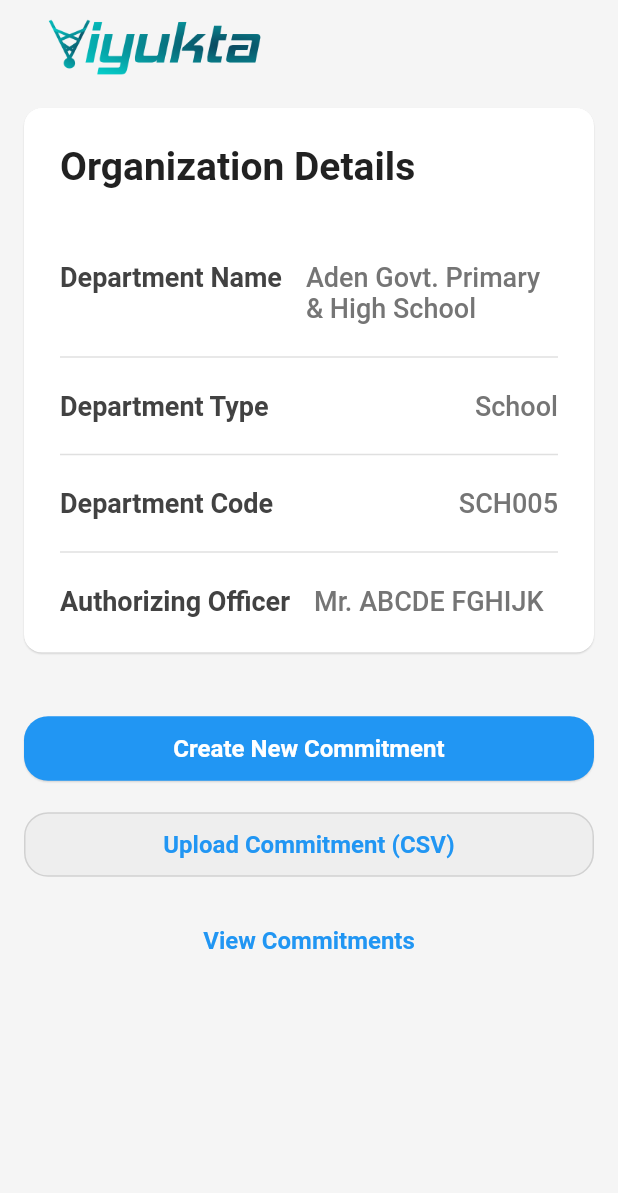
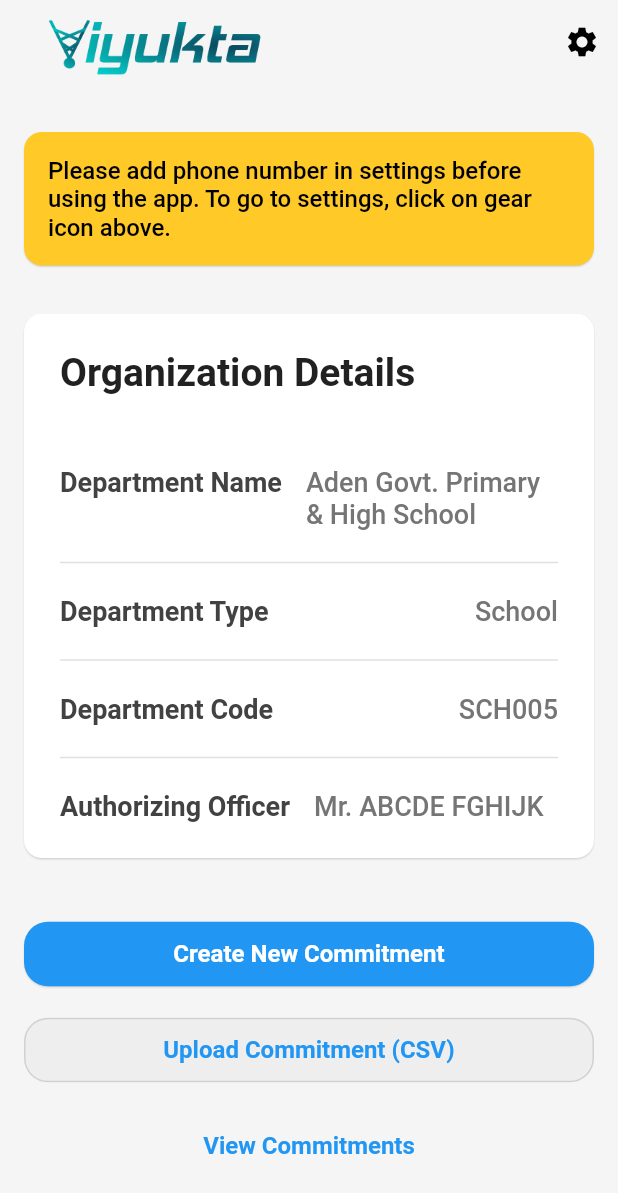
Before and after one commit to vigneshksaithal/viyukta, a Flutter app: the screen it shows after launch, on a phone screen of 412 x 824 dp. Shown: the top 1193 px of the screen. Run offline on Flutter 3.47's test engine with Material 2 defaults, Android fonts, the phone set to English and light mode, and no system bars; our stand-ins replace csv, file_picker, flutter_riverpod, hive_flutter, page_transition; missing offline and left inert: encrypt, flutter_sms; accounts and stored records are empty.

Commit message:
Fetature: Create a page to set custom phone number

```diff
--- a/lib/pages/home_page/home_page.dart
+++ b/lib/pages/home_page/home_page.dart
@@ -1,5 +1,6 @@
 import 'package:flutter/material.dart';
 import 'package:page_transition/page_transition.dart';
+import '../settings/settings.dart';
 import 'widgets/organization_details_card.dart';
 import '../commitment_form/commitment_form.dart';
 import '../commitment_list/commitment_list.dart';
@@ -17,18 +18,46 @@ class HomePage extends StatelessWidget {
           height: 96.0,
           'assets/viyukta-logo.png',
         ),
+        actions: [
+          IconButton(
+            onPressed: () {
+              Navigator.push(
+                context,
+                PageTransition(
+                  type: PageTransitionType.rightToLeftWithFade,
+                  child: const Settings(),
+                ),
+              );
+            },
+            icon: const Icon(
+              Icons.settings,
+            ),
+          ),
+        ],
       ),
       body: SafeArea(
         child: SingleChildScrollView(
           child: Container(
             width: double.infinity,
-            padding: const EdgeInsets.symmetric(
-              vertical: 16.0,
-              horizontal: 16.0,
-            ),
+            padding: const EdgeInsets.all(16.0),
             child: Column(
               crossAxisAlignment: CrossAxisAlignment.center,
               children: [
+                const SizedBox(height: 16.0),
+                Card(
+                  color: Colors.amber[400],
+                  child: const Padding(
+                    padding: EdgeInsets.all(16.0),
+                    child: Text(
+                      'Please add phone number in settings before using the app. To go to settings, click on gear icon above.',
+                      style: TextStyle(
+                        color: Colors.black,
+                        fontSize: 16.0,
+                      ),
+                    ),
+                  ),
+                ),
+                const SizedBox(height: 32.0),
                 const OrganizationDetailsCard(),
                 const SizedBox(height: 40.0),
                 SizedBox(
--- /dev/null
+++ b/lib/pages/settings/settings.dart
@@ -0,0 +1,46 @@
+import 'package:flutter/material.dart';
+import 'package:flutter_riverpod/flutter_riverpod.dart';
+
+import '../../provider/settings.dart';
+
+class Settings extends ConsumerWidget {
+  const Settings({super.key});
+
+  @override
+  Widget build(BuildContext context, WidgetRef ref) {
+    return Scaffold(
+      appBar: AppBar(
+        title: const Text('Settings'),
+      ),
+      body: SafeArea(
+        child: Padding(
+          padding: const EdgeInsets.all(16.0),
+          child: Column(
+            children: [
+              TextField(
+                controller: ref.watch(settingsProvider).phoneNumberController,
+                decoration: const InputDecoration(
+                  // labelText: 'Phone Number',
+                  hintText: 'Enter phone number',
+                  label: Text('Phone Number'),
+                  helperText: 'Please add country code with + sign.',
+                ),
+                keyboardType: TextInputType.text,
+              ),
+              const SizedBox(height: 32.0),
+              Align(
+                alignment: Alignment.centerRight,
+                child: ElevatedButton(
+                  onPressed: () {
+                    Navigator.pop(context);
+                  },
+                  child: const Text('Save Settings'),
+                ),
+              ),
+            ],
+          ),
+        ),
+      ),
+    );
+  }
+}
--- /dev/null
+++ b/lib/provider/settings.dart
@@ -0,0 +1,40 @@
+import 'package:flutter/material.dart';
+import 'package:flutter_riverpod/flutter_riverpod.dart';
+
+class Settings {
+  TextEditingController phoneNumberController = TextEditingController();
+
+  Settings({
+    required this.phoneNumberController,
+  });
+
+  Settings copyWith({
+    TextEditingController? phoneNumberController,
+  }) {
+    return Settings(
+      phoneNumberController:
+          phoneNumberController ?? this.phoneNumberController,
+    );
+  }
+}
+
+class SettingsNotifier extends StateNotifier<Settings> {
+  SettingsNotifier()
+      : super(Settings(
+          phoneNumberController: TextEditingController(),
+        )) {
+    // call init function here
+  }
+
+  Future<void> updatePhoneNumber(int phoneNumber) async {
+    state = state.copyWith(
+      phoneNumberController:
+          TextEditingController(text: phoneNumber.toString()),
+    );
+  }
+}
+
+final settingsProvider =
+    StateNotifierProvider<SettingsNotifier, Settings>((ref) {
+  return SettingsNotifier();
+});
```
Also changed, not shown: lib/pages/commitment_form/commitment_form.dart (+10 -1 lines), lib/pages/upload_commitment/upload_commitment.dart (+9 -1 lines).
